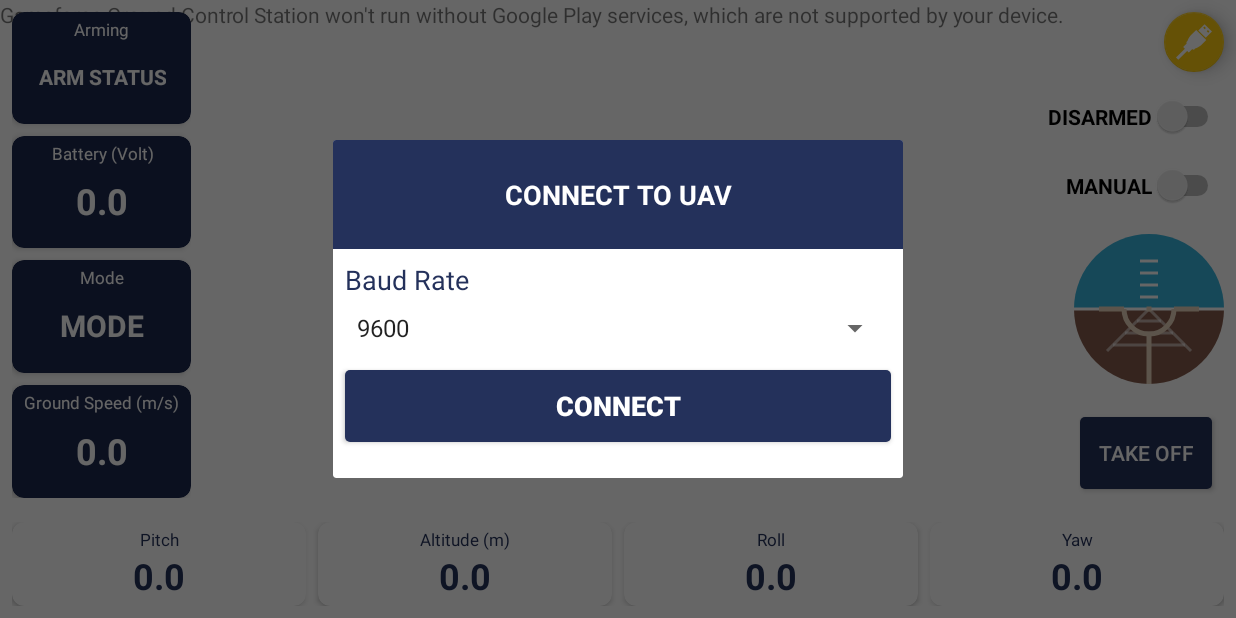
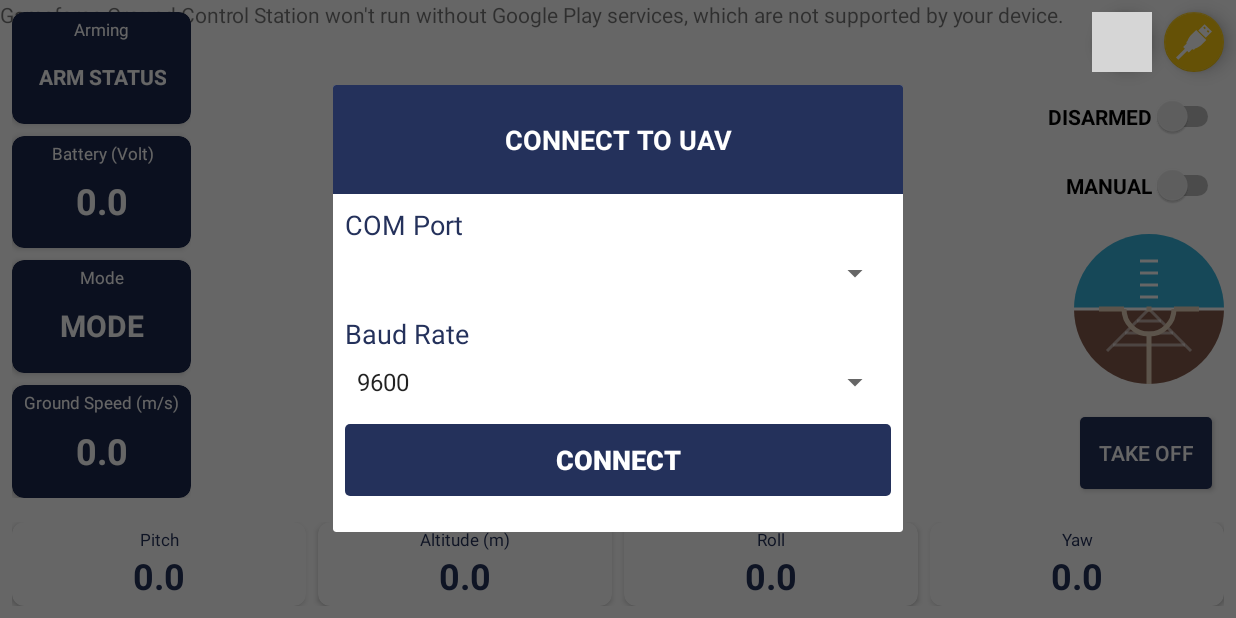
Before and after one commit to axellageraldinc/android-gcs-gamaforce-2018, an Android app: the screen it shows after launch (MainActivity), after a tap on an icon or button, on a phone screen of 824 x 412 dp (held sideways). Run offline under Robolectric (Android 15) with nearby library versions, the phone set to English and light mode, and no system bars; our stand-ins replace RxJava; 1 statement that could not run was skipped; grey boxes are pictures that could not be loaded.

Commit message:
[FIX] length for data validation to 14 [FIX] usb disconnect [ADD] feature to refresh USB COM PORTS

```diff
--- a/app/src/main/java/gamaforce/gcs/com/gcsgamaforce2018android/contract/MainContract.java
+++ b/app/src/main/java/gamaforce/gcs/com/gcsgamaforce2018android/contract/MainContract.java
@@ -1,5 +1,10 @@
 package gamaforce.gcs.com.gcsgamaforce2018android.contract;
 
+import com.hoho.android.usbserial.driver.UsbSerialDriver;
+
+import java.util.List;
+
+import gamaforce.gcs.com.gcsgamaforce2018android.model.UsbComPort;
 import io.reactivex.disposables.Disposable;
 
 public interface MainContract {
@@ -8,6 +13,7 @@ public interface MainContract {
         void dismissDialogConnect();
         void changeBtnConnectTextToConnect();
         void changeBtnConnectTextToDisconnect();
+        void populateSpinnerComPort(List<UsbSerialDriver> usbSerialDrivers);
 
         void setAttitudeIndicator(double pitch, double roll);
         void showAltitude(double altitude);
--- a/app/src/main/java/gamaforce/gcs/com/gcsgamaforce2018android/view/MainActivity.java
+++ b/app/src/main/java/gamaforce/gcs/com/gcsgamaforce2018android/view/MainActivity.java
@@ -30,12 +30,14 @@ import com.google.android.gms.maps.model.Marker;
 import com.google.android.gms.maps.model.MarkerOptions;
 import com.google.android.gms.maps.model.Polyline;
 import com.google.android.gms.maps.model.PolylineOptions;
+import com.hoho.android.usbserial.driver.UsbSerialDriver;
 
 import java.util.ArrayList;
 import java.util.List;
 
 import gamaforce.gcs.com.gcsgamaforce2018android.R;
 import gamaforce.gcs.com.gcsgamaforce2018android.contract.MainContract;
+import gamaforce.gcs.com.gcsgamaforce2018android.model.UsbComPort;
 import gamaforce.gcs.com.gcsgamaforce2018android.presenter.MainPresenterImpl;
 import io.reactivex.disposables.Disposable;
 
@@ -52,12 +54,18 @@ public class MainActivity extends AppCompatActivity implements
     private MainContract.Presenter mainPresenter;
 
     private Dialog dialogConnectToUav;
-    private Dialog dialogSendCommandToUav;
+    private Spinner spinnerComPort;
     private Spinner spinnerBaudRate;
-    private Spinner spinnerCommand;
     private Button btnConnect;
     private AttitudeIndicator attitudeIndicator;
-    private TextView txtAltitude, txtYaw, txtPitch, txtRoll, txtAirSpeed, txtBattery, txtMode, txtArmStatus;
+    private TextView txtAltitude;
+    private TextView txtYaw;
+    private TextView txtPitch;
+    private TextView txtRoll;
+    private TextView txtAirSpeed;
+    private TextView txtBattery;
+    private TextView txtMode;
+    private TextView txtArmStatus;
     private Switch switchArm;
     private Switch switchControlMode;
     private Button btnTakeoffLanding;
@@ -69,7 +77,9 @@ public class MainActivity extends AppCompatActivity implements
 
     private Disposable disposable = null;
 
-    private int planeMode=0, controlMode=0, armStatus=0;
+    private int planeMode=0;
+    private int controlMode=0;
+    private int armStatus=0;
     private boolean isInitialArmStatusHasBeenSet = false;
     private boolean isInitialControlModeHasBeenSet = false;
 
@@ -105,10 +115,12 @@ public class MainActivity extends AppCompatActivity implements
         dialogConnectToUav.setContentView(R.layout.dialog_connect);
         int width = (int)(getResources().getDisplayMetrics().widthPixels*0.5);
         dialogConnectToUav.getWindow().setLayout(width, ViewGroup.LayoutParams.WRAP_CONTENT);
-        spinnerBaudRate = dialogConnectToUav.findViewById(R.id.spinnerCommand);
+        spinnerComPort = dialogConnectToUav.findViewById(R.id.spinnerComPort);
+        spinnerBaudRate = dialogConnectToUav.findViewById(R.id.spinnerBaudRate);
         setSpinnerBaudRateContent();
         btnConnect = dialogConnectToUav.findViewById(R.id.button_connect);
         btnConnect.setOnClickListener(this);
+        btnConnect.setEnabled(false);
 
         switchArm = findViewById(R.id.switchArm);
         switchArm.setChecked(false);
@@ -148,6 +160,17 @@ public class MainActivity extends AppCompatActivity implements
     @Override
     public void changeBtnConnectTextToDisconnect() {
         btnConnect.setText("DISCONNECT");
+    }
+
+    @Override
+    public void populateSpinnerComPort(List<UsbSerialDriver> usbSerialDrivers) {
+        List<String> usbSerialDriverTextList = new ArrayList<>();
+        for (UsbSerialDriver usbSerialDriver : usbSerialDrivers) {
+            usbSerialDriverTextList.add(usbSerialDriver.getDevice().getDeviceName());
+        }
+        ArrayAdapter<String> spinnerAdapter = new ArrayAdapter<String>(this, android.R.layout.simple_spinner_item, usbSerialDriverTextList);
+        spinnerAdapter.setDropDownViewResource(android.R.layout.simple_spinner_dropdown_item);
+        spinnerComPort.setAdapter(spinnerAdapter);
     }
 
     @Override
@@ -441,12 +464,16 @@ public class MainActivity extends AppCompatActivity implements
                 mainPresenter.refreshDeviceList();
                 break;
             case R.id.btnTakeoffLanding:
-                if (btnTakeoffLanding.getText().toString().equals("TAKE OFF")) {
-                    mainPresenter.sendAutoTakeOff();
-                    btnTakeoffLanding.setText("LANDING");
+                if(btnConnect.getText().toString().equals("CONNECT")) {
+                    showToastMessage("You have to connect to UAV first!");
                 } else {
-                    mainPresenter.sendAutoLanding();
-                    btnTakeoffLanding.setText("TAKE OFF");
+                    if (btnTakeoffLanding.getText().toString().equals("TAKE OFF")) {
+                        mainPresenter.sendAutoTakeOff();
+                        btnTakeoffLanding.setText("LANDING");
+                    } else {
+                        mainPresenter.sendAutoLanding();
+                        btnTakeoffLanding.setText("TAKE OFF");
+                    }
                 }
                 break;
         }
--- a/app/src/main/res/layout/activity_main.xml
+++ b/app/src/main/res/layout/activity_main.xml
@@ -499,7 +499,6 @@
         android:layout_height="wrap_content"
         android:layout_marginEnd="8dp"
         android:clickable="true"
-        android:visibility="gone"
         app:fabSize="mini"
         app:layout_constraintBottom_toBottomOf="@+id/btnShowDialogConnect"
         app:layout_constraintEnd_toStartOf="@+id/btnShowDialogConnect"
--- a/app/src/main/res/layout/dialog_connect.xml
+++ b/app/src/main/res/layout/dialog_connect.xml
@@ -36,12 +36,12 @@
         android:textSize="18sp"
         android:textStyle="bold"
         app:layout_constraintBottom_toBottomOf="parent"
-        app:layout_constraintEnd_toEndOf="@+id/spinnerCommand"
-        app:layout_constraintStart_toStartOf="@+id/spinnerCommand"
-        app:layout_constraintTop_toBottomOf="@+id/spinnerCommand" />
+        app:layout_constraintEnd_toEndOf="@+id/spinnerBaudRate"
+        app:layout_constraintStart_toStartOf="@+id/spinnerBaudRate"
+        app:layout_constraintTop_toBottomOf="@+id/spinnerBaudRate" />
 
     <Spinner
-        android:id="@+id/spinnerCommand"
+        android:id="@+id/spinnerBaudRate"
         android:layout_width="match_parent"
         android:layout_height="wrap_content"
         android:layout_marginEnd="8dp"
@@ -55,14 +55,38 @@
         android:id="@+id/textView2"
         android:layout_width="match_parent"
         android:layout_height="wrap_content"
+        android:layout_marginStart="8dp"
+        android:layout_marginTop="16dp"
         android:layout_marginEnd="8dp"
-        android:layout_marginStart="8dp"
-        android:layout_marginTop="8dp"
         android:text="Baud Rate"
         android:textColor="@color/colorPrimary"
         android:textSize="18sp"
         app:layout_constraintEnd_toEndOf="@+id/textView"
+        app:layout_constraintHorizontal_bias="0.0"
         app:layout_constraintStart_toStartOf="@+id/textView"
+        app:layout_constraintTop_toBottomOf="@+id/spinnerComPort" />
+
+    <TextView
+        android:id="@+id/textView13"
+        android:layout_width="0dp"
+        android:layout_height="wrap_content"
+        android:layout_marginStart="8dp"
+        android:layout_marginTop="8dp"
+        android:layout_marginEnd="8dp"
+        android:text="COM Port"
+        android:textColor="@color/colorPrimary"
+        android:textSize="18sp"
+        app:layout_constraintEnd_toEndOf="parent"
+        app:layout_constraintStart_toStartOf="parent"
         app:layout_constraintTop_toBottomOf="@+id/textView" />
 
+    <Spinner
+        android:id="@+id/spinnerComPort"
+        android:layout_width="0dp"
+        android:layout_height="wrap_content"
+        android:layout_marginTop="8dp"
+        app:layout_constraintEnd_toEndOf="@+id/textView13"
+        app:layout_constraintStart_toStartOf="@+id/textView13"
+        app:layout_constraintTop_toBottomOf="@+id/textView13" />
+
 </android.support.constraint.ConstraintLayout>
```
Also changed, not shown: app/src/main/java/gamaforce/gcs/com/gcsgamaforce2018android/presenter/MainPresenterImpl.java (+75 -51 lines), 9 other files.
